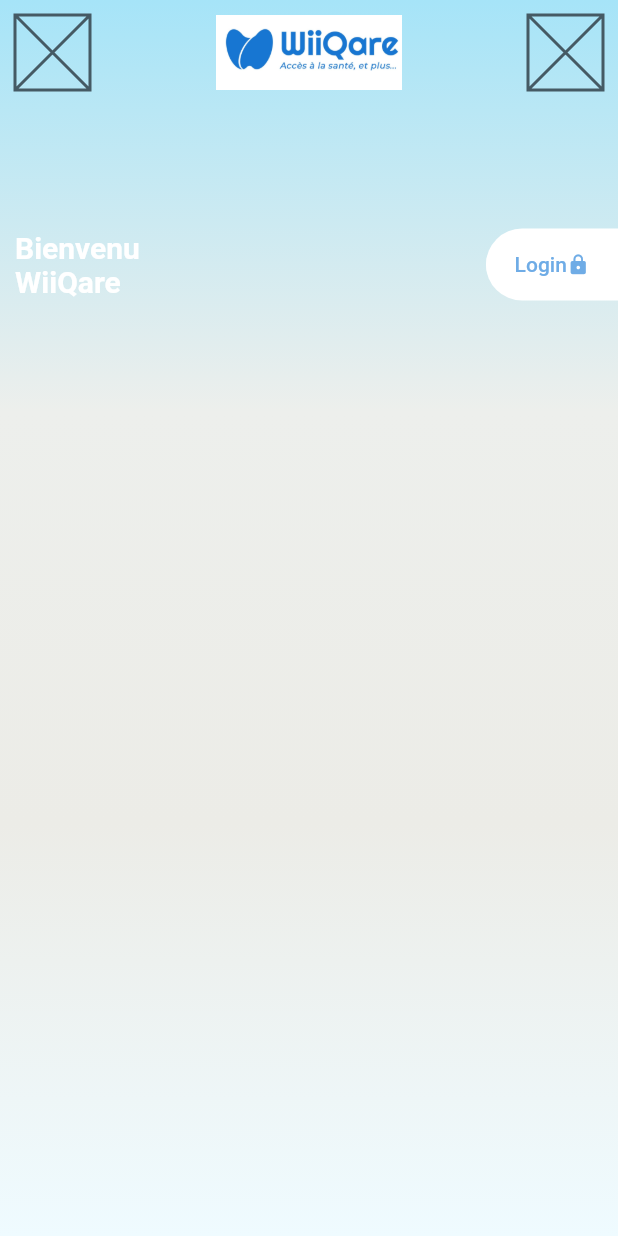
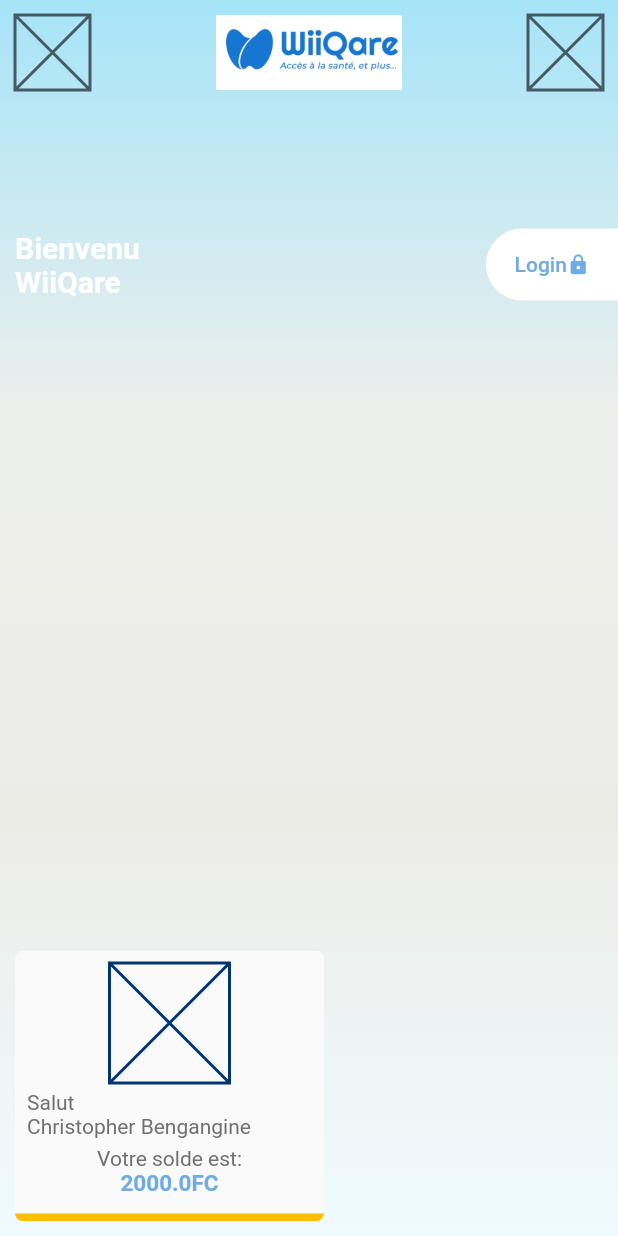
Before and after one commit to chizakasipascal/wiiqare_draft, a Flutter app: the Welcome screen opened by its route, on a phone screen of 412 x 824 dp. Run offline on Flutter 3.47's test engine with Material 2 defaults, Android fonts, the phone set to English and light mode, and no system bars.

Commit message:
Login welcom item implementation partiel

```diff
--- a/lib/utils/colors.dart
+++ b/lib/utils/colors.dart
@@ -7,6 +7,7 @@ const Yello = const Color(0xFFFFBE00);
 const BlackText = const Color(0xFF000000);
 const BlueText = const Color(0xFF6FACE6);
 const Bleu = const Color(0xFF003570);
+const Grey = const Color(0xFF707070);
 const WelcomBack = const LinearGradient(
   colors: [BlueText, Yello],
   begin: Alignment.topCenter,
--- a/lib/views/ui/welcome.dart
+++ b/lib/views/ui/welcome.dart
@@ -5,6 +5,7 @@ import 'package:wiiqare/views/widgets/widgets.dart';
 import 'package:wiiqare/views/widgets/wikiButtonLoginLockroUnLock.dart';
 
 class Welcome extends StatelessWidget {
+  var montant = 2000.0000;
   @override
   Widget build(BuildContext context) {
     final size = MediaQuery.of(context).size;
@@ -23,18 +24,61 @@ class Welcome extends StatelessWidget {
                 SizedBox(height: size.height * 0.1),
                 Padding(
                   padding: const EdgeInsets.only(left: 10.0),
+                  child: WelcomWhishWithButtomLogin(),
+                ),
+                Spacer(),
+                Padding(
+                  padding: const EdgeInsets.symmetric(
+                      horizontal: 10.0, vertical: 10.0),
                   child: Row(
-                    mainAxisAlignment: MainAxisAlignment.spaceBetween,
                     children: [
-                      Column(
-                        crossAxisAlignment: CrossAxisAlignment.start,
-                        children: [
-                          SingleText20pixel(designation: "Bienvenu"),
-                          SingleText20pixel(designation: "WiiQare"),
-                        ],
-                      ),
-                      WikiButtonLoginLockroUnLock(
-                        descpritionButtom: "Login",
+                      WelcomItemsButtom(
+                        size: size,
+                        widget: Padding(
+                          padding: const EdgeInsets.all(8.0),
+                          child: Column(
+                            crossAxisAlignment: CrossAxisAlignment.start,
+                            children: [
+                              Align(
+                                alignment: Alignment.center,
+                                child: SizedBox(
+                                    height: 80,
+                                    width: 80,
+                                    child: Placeholder(color: Bleu)),
+                              ),
+                              SizedBox(height: 5),
+                              SingleTitle(
+                                singleTitle: "Salut",
+                                color: Grey,
+                              ),
+                              SingleTitle(
+                                singleTitle: "Christopher Bengangine",
+                                color: Grey,
+                              ),
+                              SizedBox(height: 5),
+                              Center(
+                                child: Column(
+                                  mainAxisAlignment: MainAxisAlignment.center,
+                                  children: [
+                                    SingleTitle(
+                                      singleTitle: "Votre solde est:",
+                                      color: Grey,
+                                    ),
+
+                                    // getMontant
+                                    Text(
+                                      "${montant}FC",
+                                      style: TextStyle(
+                                          color: BlueText,
+                                          fontWeight: FontWeight.bold,
+                                          fontSize: 15),
+                                    )
+                                  ],
+                                ),
+                              )
+                            ],
+                          ),
+                        ),
                       )
                     ],
                   ),
--- a/lib/views/widgets/singleText20pixel.dart
+++ b/lib/views/widgets/singleText20pixel.dart
@@ -6,7 +6,7 @@ class SingleText20pixel extends StatelessWidget {
   final Color color;
   const SingleText20pixel({
     Key key,
-    this.designation,
+    @required this.designation,
     this.color = White,
   }) : super(key: key);
 
--- a/lib/views/widgets/singleTitle.dart
+++ b/lib/views/widgets/singleTitle.dart
@@ -3,16 +3,18 @@ import 'package:wiiqare/utils/colors.dart';
 
 class SingleTitle extends StatelessWidget {
   final singleTitle;
+  final Color color;
   const SingleTitle({
     Key key,
     @required this.singleTitle,
+    this.color = BlueText,
   }) : super(key: key);
 
   @override
   Widget build(BuildContext context) {
     return Text(
       singleTitle,
-      style: TextStyle(color: BlueText),
+      style: TextStyle(color: color),
     );
   }
 }
--- /dev/null
+++ b/lib/views/widgets/welcomItemsButtom.dart
@@ -0,0 +1,38 @@
+import 'package:flutter/material.dart';
+import 'package:wiiqare/utils/colors.dart';
+
+class WelcomItemsButtom extends StatelessWidget {
+  final Widget widget;
+  const WelcomItemsButtom({
+    Key key,
+    @required this.size,
+    @required this.widget,
+  }) : super(key: key);
+
+  final Size size;
+
+  @override
+  Widget build(BuildContext context) {
+    return ClipRRect(
+      borderRadius: BorderRadius.circular(5),
+      child: Material(
+        child: Container(
+          height: 180,
+          width: size.width * .5,
+          child: Stack(
+            children: [
+              Align(
+                alignment: Alignment.bottomCenter,
+                child: Container(
+                  height: 5,
+                  color: Yello,
+                ),
+              ),
+              widget,
+            ],
+          ),
+        ),
+      ),
+    );
+  }
+}
--- a/lib/views/widgets/widgets.dart
+++ b/lib/views/widgets/widgets.dart
@@ -5,3 +5,5 @@ export 'singleTitle.dart';
 export 'logoWiiQare.dart';
 export 'wiIQareCenterLogoWithIcons.dart';
 export 'singleText20pixel.dart';
+export 'welcomWhishWithButtomLogin.dart';
+export 'welcomItemsButtom.dart';
```
